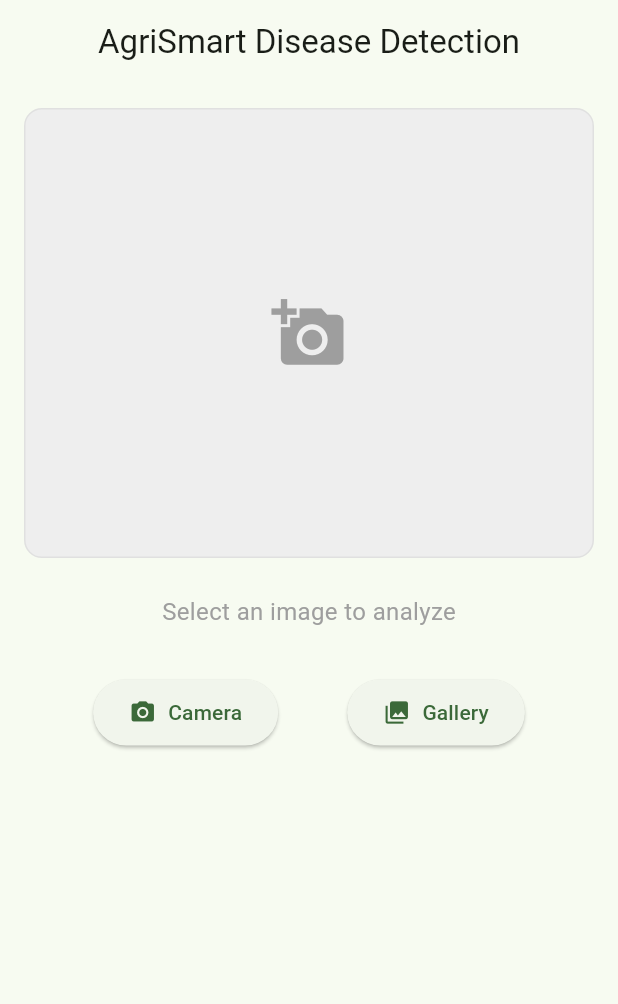
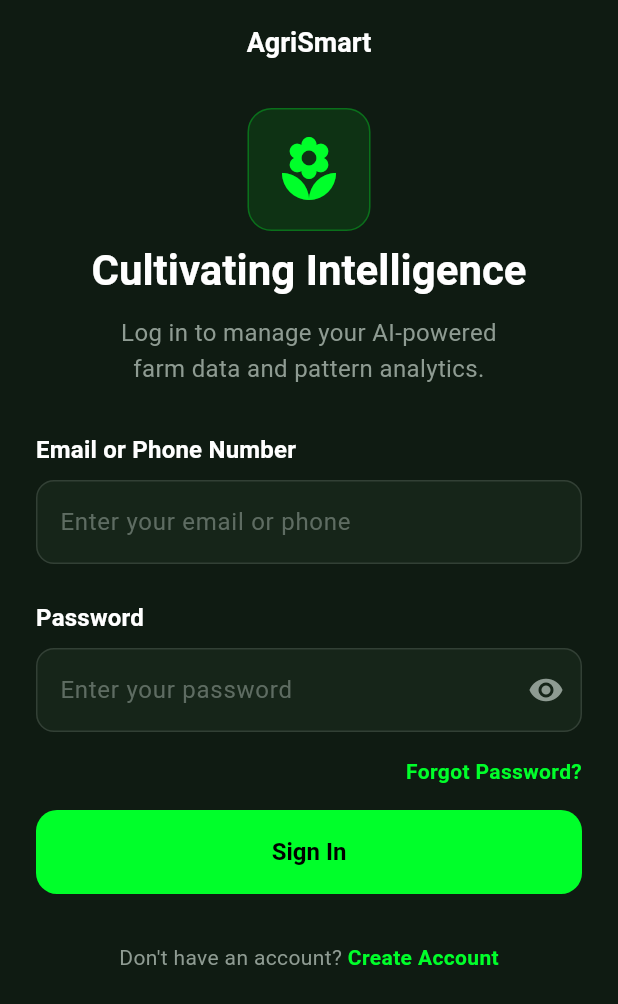
Before and after one commit to malaktaboubi/Esprit-PIDS-4DS8-2026-AgriSmart, a Flutter app: the screen it shows after launch, on a phone screen of 412 x 824 dp. Shown: the top 1004 px of the screen. Run offline on Flutter 3.47's test engine with Material 3 defaults, Android fonts, the light colour scheme and no system bars; our stand-ins replace image_picker; missing offline and left inert: tflite_flutter.

Commit message:
refactor: implement clean architecture in flutter app and fix linter warnings

```diff
--- /dev/null
+++ b/flutter/agrismart_app/lib/core/constants/app_colors.dart
@@ -0,0 +1,20 @@
+import 'package:flutter/material.dart';
+
+class AppColors {
+  // Brand Colors
+  static const Color primary = Color(0xFF00FF2A);
+  static const Color primaryDark = Color(0xFF139D60);
+
+  // Background Colors
+  static const Color background = Color(0xFF0F1B12);
+  static const Color backgroundDark = Color(0xFF08160E);
+
+  // Surface Colors
+  static const Color surface = Color(0xFF162519);
+  static const Color surfaceBorder = Colors.white12;
+
+  // Text Colors
+  static const Color textPrimary = Colors.white;
+  static const Color textSecondary = Color(0xFF8E9B92);
+  static const Color textMuted = Colors.white54;
+}
--- /dev/null
+++ b/flutter/agrismart_app/lib/core/constants/app_spacing.dart
@@ -0,0 +1,31 @@
+import 'package:flutter/material.dart';
+
+class AppSpacing {
+  // Common Padding and Margins
+  static const double xs = 4.0;
+  static const double sm = 8.0;
+  static const double md = 16.0;
+  static const double lg = 24.0;
+  static const double xl = 32.0;
+  static const double xxl = 48.0;
+
+  // Vertical Spacing (SizedBox heights)
+  static const SizedBox h4 = SizedBox(height: 4);
+  static const SizedBox h8 = SizedBox(height: 8);
+  static const SizedBox h10 = SizedBox(height: 10);
+  static const SizedBox h12 = SizedBox(height: 12);
+  static const SizedBox h16 = SizedBox(height: 16);
+  static const SizedBox h20 = SizedBox(height: 20);
+  static const SizedBox h24 = SizedBox(height: 24);
+  static const SizedBox h30 = SizedBox(height: 30);
+  static const SizedBox h32 = SizedBox(height: 32);
+  static const SizedBox h48 = SizedBox(height: 48);
+
+  // Horizontal Spacing (SizedBox widths)
+  static const SizedBox w4 = SizedBox(width: 4);
+  static const SizedBox w8 = SizedBox(width: 8);
+  static const SizedBox w12 = SizedBox(width: 12);
+  static const SizedBox w16 = SizedBox(width: 16);
+  static const SizedBox w24 = SizedBox(width: 24);
+  static const SizedBox w32 = SizedBox(width: 32);
+}
--- /dev/null
+++ b/flutter/agrismart_app/lib/core/theme/app_theme.dart
@@ -0,0 +1,92 @@
+import 'package:flutter/material.dart';
+import '../constants/app_colors.dart';
+
+class AppTheme {
+  static ThemeData get darkTheme {
+    return ThemeData(
+      brightness: Brightness.dark,
+      scaffoldBackgroundColor: AppColors.background,
+      primaryColor: AppColors.primary,
+      colorScheme: const ColorScheme.dark(
+        primary: AppColors.primary,
+        secondary: AppColors.primaryDark,
+        surface: AppColors.surface,
+      ),
+      appBarTheme: const AppBarTheme(
+        backgroundColor: Colors.transparent,
+        elevation: 0,
+        centerTitle: true,
+        iconTheme: IconThemeData(color: AppColors.textPrimary),
+        titleTextStyle: TextStyle(
+          color: AppColors.textPrimary,
+          fontSize: 18,
+          fontWeight: FontWeight.bold,
+        ),
+      ),
+      inputDecorationTheme: InputDecorationTheme(
+        filled: true,
+        fillColor: AppColors.surface,
+        hintStyle: TextStyle(color: AppColors.textSecondary.withValues(alpha: 0.6)),
+        border: OutlineInputBorder(
+          borderRadius: BorderRadius.circular(12),
+          borderSide: const BorderSide(color: AppColors.surfaceBorder),
+        ),
+        enabledBorder: OutlineInputBorder(
+          borderRadius: BorderRadius.circular(12),
+          borderSide: const BorderSide(color: AppColors.surfaceBorder),
+        ),
+        focusedBorder: OutlineInputBorder(
+          borderRadius: BorderRadius.circular(12),
+          borderSide: const BorderSide(color: AppColors.primary),
+        ),
+      ),
+      elevatedButtonTheme: ElevatedButtonThemeData(
+        style: ElevatedButton.styleFrom(
+          backgroundColor: AppColors.primary,
+          foregroundColor: Colors.black,
+          elevation: 0,
+          shape: RoundedRectangleBorder(
+            borderRadius: BorderRadius.circular(14),
+          ),
+          textStyle: const TextStyle(
+            fontSize: 16,
+            fontWeight: FontWeight.bold,
+          ),
+        ),
+      ),
+      outlinedButtonTheme: OutlinedButtonThemeData(
+        style: OutlinedButton.styleFrom(
+          padding: const EdgeInsets.symmetric(vertical: 16),
+          side: const BorderSide(color: AppColors.surfaceBorder),
+          shape: RoundedRectangleBorder(
+            borderRadius: BorderRadius.circular(14),
+          ),
+          textStyle: const TextStyle(
+            color: AppColors.textPrimary,
+            fontWeight: FontWeight.bold,
+          ),
+        ),
+      ),
+      textTheme: const TextTheme(
+        headlineMedium: TextStyle(
+          color: AppColors.textPrimary,
+          fontSize: 28,
+          fontWeight: FontWeight.bold,
+          height: 1.2,
+        ),
+        bodyLarge: TextStyle(
+          color: AppColors.textPrimary,
+          fontSize: 16,
+        ),
+        bodyMedium: TextStyle(
+          color: AppColors.textSecondary,
+          fontSize: 14,
+        ),
+        titleMedium: TextStyle(
+          color: AppColors.textPrimary,
+          fontWeight: FontWeight.bold,
+        ),
+      ),
+    );
+  }
+}
--- /dev/null
+++ b/flutter/agrismart_app/lib/features/auth/screens/login_screen.dart
@@ -0,0 +1,166 @@
+import 'package:flutter/material.dart';
+import '../../../../core/constants/app_colors.dart';
+import '../../../../core/constants/app_spacing.dart';
+
+class LoginScreen extends StatefulWidget {
+  const LoginScreen({super.key});
+
+  @override
+  State<LoginScreen> createState() => _LoginScreenState();
+}
+
+class _LoginScreenState extends State<LoginScreen> {
+  final _emailPhoneController = TextEditingController();
+  final _passwordController = TextEditingController();
+  bool _obscureText = true;
+
+  @override
+  void dispose() {
+    _emailPhoneController.dispose();
+    _passwordController.dispose();
+    super.dispose();
+  }
+
+  @override
+  Widget build(BuildContext context) {
+    return Scaffold(
+      backgroundColor: AppColors.background,
+      appBar: AppBar(
+        title: const Text('AgriSmart'),
+      ),
+      body: SingleChildScrollView(
+        padding: const EdgeInsets.symmetric(
+            horizontal: AppSpacing.lg, vertical: AppSpacing.md),
+        child: Column(
+          children: [
+            // Logo box
+            Container(
+              padding: const EdgeInsets.all(AppSpacing.md),
+              decoration: BoxDecoration(
+                color: AppColors.primary.withValues(alpha: 0.1),
+                borderRadius: BorderRadius.circular(16),
+                border: Border.all(color: AppColors.primary.withValues(alpha: 0.3)),
+              ),
+              child: const Icon(
+                Icons.local_florist, // Use appropriate plant icon
+                color: AppColors.primary,
+                size: 48,
+              ),
+            ),
+            AppSpacing.h10,
+            Text(
+              'Cultivating Intelligence',
+              style: Theme.of(context).textTheme.headlineMedium,
+              textAlign: TextAlign.center,
+            ),
+            AppSpacing.h12,
+            Text(
+              'Log in to manage your AI-powered\nfarm data and pattern analytics.',
+              style: Theme.of(context).textTheme.bodyMedium?.copyWith(
+                    fontSize: 16,
+                    height: 1.5,
+                  ),
+              textAlign: TextAlign.center,
+            ),
+            AppSpacing.h30,
+
+            // Email/Phone Input
+            Align(
+              alignment: Alignment.centerLeft,
+              child: Text('Email or Phone Number',
+                  style: Theme.of(context).textTheme.titleMedium),
+            ),
+            AppSpacing.h8,
+            TextFormField(
+              controller: _emailPhoneController,
+              style: const TextStyle(color: AppColors.textPrimary),
+              decoration: const InputDecoration(
+                hintText: 'Enter your email or phone',
+              ),
+            ),
+            AppSpacing.h24,
+
+            // Password Input
+            Align(
+              alignment: Alignment.centerLeft,
+              child: Text('Password',
+                  style: Theme.of(context).textTheme.titleMedium),
+            ),
+            AppSpacing.h8,
+            TextFormField(
+              controller: _passwordController,
+              obscureText: _obscureText,
+              style: const TextStyle(color: AppColors.textPrimary),
+              decoration: InputDecoration(
+                hintText: 'Enter your password',
+                suffixIcon: IconButton(
+                  icon: Icon(
+                    _obscureText ? Icons.visibility : Icons.visibility_off,
+                    color: AppColors.textSecondary,
+                  ),
+                  onPressed: () {
+                    setState(() {
+                      _obscureText = !_obscureText;
+                    });
+                  },
+                ),
+              ),
+            ),
+            AppSpacing.h16,
+
+            // Forgot Password
+            Align(
+              alignment: Alignment.centerRight,
+              child: GestureDetector(
+                onTap: () {},
+                child: const Text(
+                  'Forgot Password?',
+                  style: TextStyle(
+                    color: AppColors.primary,
+                    fontWeight: FontWeight.w600,
+                  ),
+                ),
+              ),
+            ),
+            AppSpacing.h16,
+
+            // Sign In Button
+            SizedBox(
+              width: double.infinity,
+              height: 56,
+              child: ElevatedButton(
+                onPressed: () {},
+                child: const Text('Sign In'),
+              ),
+            ),
+            AppSpacing.h32,
+
+
+
+            // Create Account Link
+            Row(
+              mainAxisAlignment: MainAxisAlignment.center,
+              children: [
+                const Text(
+                  "Don't have an account? ",
+                  style: TextStyle(color: AppColors.textSecondary),
+                ),
+                GestureDetector(
+                  onTap: () {},
+                  child: const Text(
+                    'Create Account',
+                    style: TextStyle(
+                      color: AppColors.primary,
+                      fontWeight: FontWeight.bold,
+                    ),
+                  ),
+                ),
+              ],
+            ),
+            AppSpacing.h24,
+          ],
+        ),
+      ),
+    );
+  }
+}
--- a/flutter/agrismart_app/lib/main.dart
+++ b/flutter/agrismart_app/lib/main.dart
@@ -1,5 +1,6 @@
 import 'package:flutter/material.dart';
-import 'features/crop_health/screens/home_screen.dart';
+import 'package:agrismart_app/core/theme/app_theme.dart';
+import 'package:agrismart_app/features/auth/screens/splash_screen.dart';
 
 void main() {
   runApp(const AgriSmartApp());
@@ -12,11 +13,8 @@ class AgriSmartApp extends StatelessWidget {
   Widget build(BuildContext context) {
     return MaterialApp(
       title: 'AgriSmart',
-      theme: ThemeData(
-        colorScheme: ColorScheme.fromSeed(seedColor: Colors.green),
-        useMaterial3: true,
-      ),
-      home: const HomeScreen(),
+      theme: AppTheme.darkTheme,
+      home: const SplashScreen(),
       debugShowCheckedModeBanner: false,
     );
   }
```
Also changed, not shown: flutter/agrismart_app/lib/features/auth/screens/splash_screen.dart (added, +127 -0 lines), 3 other files.
